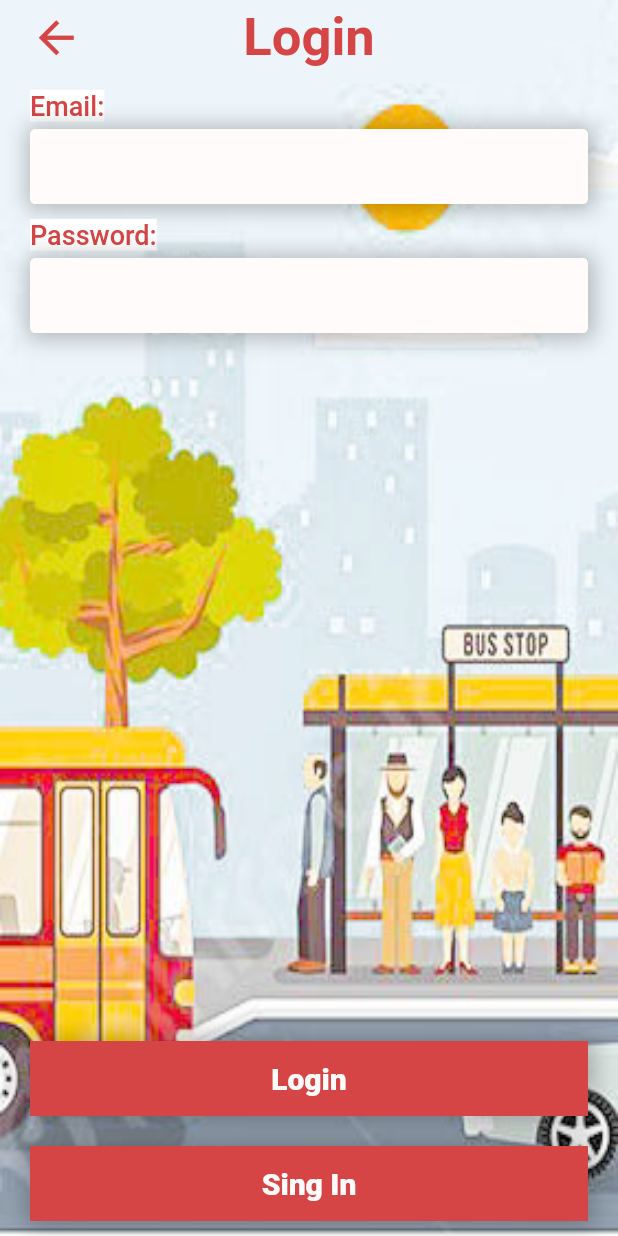
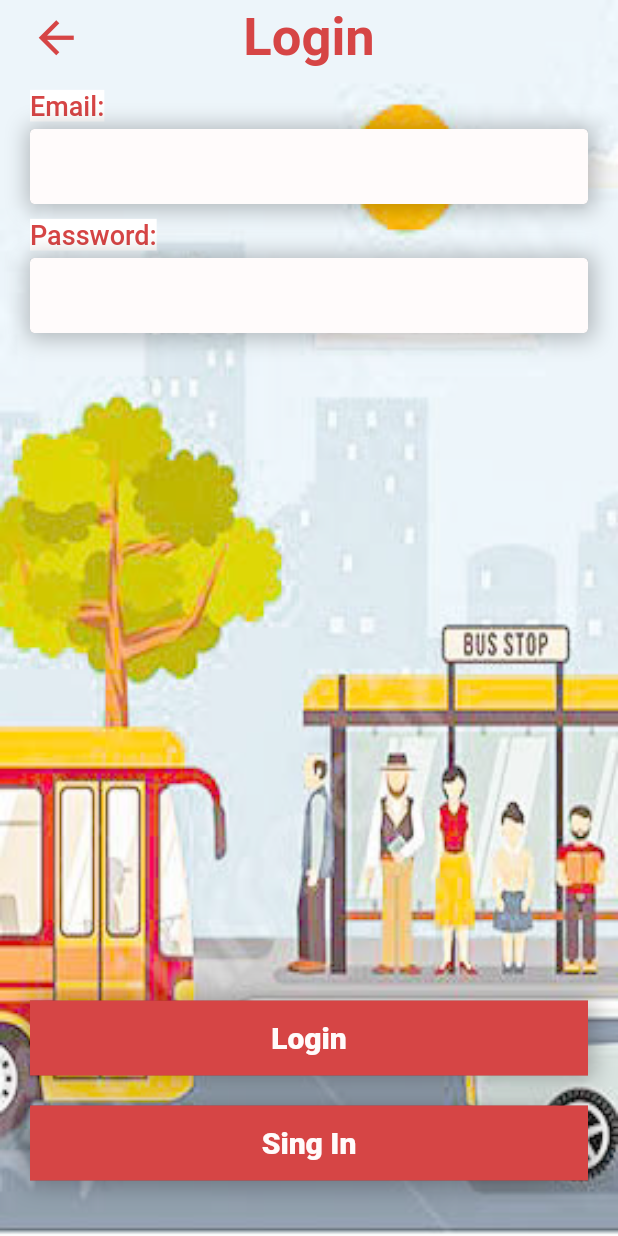
Before and after one commit to thamaraSenanayake/busapp, a Flutter app: the screen it shows after launch, after a tap on "Passenger", on a phone screen of 412 x 824 dp. Run offline on Flutter 3.47's test engine with Material 2 defaults, Android fonts, the phone set to English and light mode, and no system bars; our stand-ins replace cloud_firestore, flutter_keyboard_visibility, flutter_local_notifications, flutter_secure_storage, flutter_spinkit, geolocator and 2 more; missing offline and left inert: flutter_google_places, flutter_polyline_points, google_api_headers, google_maps_webservice, stripe_payment; accounts and stored records are empty.

Commit message:
fix issues

```diff
--- a/lib/busowner/addTrip.dart
+++ b/lib/busowner/addTrip.dart
@@ -1,11 +1,7 @@
 import 'dart:math';
 
 import 'package:flutter/material.dart';
-import 'package:flutter_google_places/flutter_google_places.dart';
 import 'package:flutter_local_notifications/flutter_local_notifications.dart';
-import 'package:google_api_headers/google_api_headers.dart';
-import 'package:google_maps_flutter/google_maps_flutter.dart';
-import 'package:google_maps_webservice/places.dart';
 import 'package:intl/intl.dart';
 import 'package:quickbussl/busowner/profileBase.dart';
 import 'package:quickbussl/database/apiCall.dart';
--- a/lib/cusProfile/addTicket/summery.dart
+++ b/lib/cusProfile/addTicket/summery.dart
@@ -209,6 +209,7 @@ class _SummeryState extends State<Summery> {
         Container(
           padding: EdgeInsets.symmetric(horizontal: 20,vertical: 10),
           width: _width,
+          child: SingleChildScrollView(
             child: Column(
               mainAxisAlignment: MainAxisAlignment.start,
               crossAxisAlignment: CrossAxisAlignment.start,
@@ -380,6 +381,7 @@ class _SummeryState extends State<Summery> {
               ],
             ),
           ),
+        ),
 
         _loading?Container(
           height: _height-168,
--- a/lib/login/CusLogin.dart
+++ b/lib/login/CusLogin.dart
@@ -6,7 +6,7 @@ import 'package:quickbussl/database/database.dart';
 import 'package:quickbussl/model/user.dart';
 import 'package:quickbussl/module/customButton.dart';
 import 'package:quickbussl/module/textbox.dart';
-
+import 'package:flutter_keyboard_visibility/flutter_keyboard_visibility.dart';
 import '../const.dart';
 
 class CusLogin extends StatefulWidget {
@@ -26,6 +26,8 @@ class _CusLoginState extends State<CusLogin> {
   double _width =0.0;
   double _height =0.0;
   bool _loading = false;
+  bool _keyBoardVisibility = false;
+
 
   _login() async {
     FocusScope.of(context).unfocus();
@@ -71,6 +73,13 @@ class _CusLoginState extends State<CusLogin> {
   @override
   void initState() {
     super.initState();
+    KeyboardVisibility.onChange.listen((bool visible) {
+      if(mounted){
+        setState(() {
+          _keyBoardVisibility = visible;
+        });
+      }
+    });
   }
 
   @override
@@ -105,10 +114,7 @@ class _CusLoginState extends State<CusLogin> {
             width :_width,
             height :_height,
             child: SafeArea(
-              child: Column(
-                mainAxisAlignment: MainAxisAlignment.spaceBetween,
-                children: [
-                  Column(
+              child: Stack(
                 children: [
                   Container(
                     width: _width,
@@ -149,6 +155,11 @@ class _CusLoginState extends State<CusLogin> {
                       ],
                     ),
                   ),
+                  Padding(
+                    padding: const EdgeInsets.only(top:50.0,left:20,right:20),
+                    child: SingleChildScrollView(
+                      child: Column(
+                        children: [
                           Padding(
                             padding: const EdgeInsets.only(top:10.0,bottom: 5),
                             child: Container(
@@ -231,11 +242,6 @@ class _CusLoginState extends State<CusLogin> {
                             errorText: _passwordError
                           ),
 
-
-                    ],
-                  ),
-                  Column(
-                    children: [
                           Text(
                             _loginError,
                             style: TextStyle(
@@ -247,6 +253,9 @@ class _CusLoginState extends State<CusLogin> {
                           ),
                           SizedBox(
                             height: 20,
+                          ),
+                          SizedBox(
+                            height:_keyBoardVisibility?50: _height-420,
                           ),
                           CustomButton(
                             text: "Login",
@@ -266,8 +275,12 @@ class _CusLoginState extends State<CusLogin> {
                           SizedBox(
                             height: 10,
                           ),
+
                         ],
                       ),
+                    ),
+                  ),
+
                 ],
               ),
             ),
--- a/lib/module/busTripDisplay.dart
+++ b/lib/module/busTripDisplay.dart
@@ -192,10 +192,12 @@ class _BusTripDisplayState extends State<BusTripDisplay> {
                       ],
                     )
                   ],
-                ):Container(
+                ):Container(),
+
+                Container(
                   padding: EdgeInsets.symmetric(vertical: 10),
                   child:Text(
-                    'Traveled date '+DateFormat.yMEd().format(widget.busTrip.travelDate) ,
+                    (widget.busTrip.endTime.difference(DateTime.now()).inSeconds>1?'Traveling date ':'Traveled date ')+DateFormat.yMEd().format(widget.busTrip.travelDate) ,
                     style: TextStyle(
                       color: AppData.blackColor,
                       fontSize: 16,
```
Also changed, not shown: lib/busowner/profileBase.dart (+33 -14 lines), lib/cusProfile/profileBase.dart (+24 -9 lines). Lines whose indentation alone changed are shown as unchanged.
